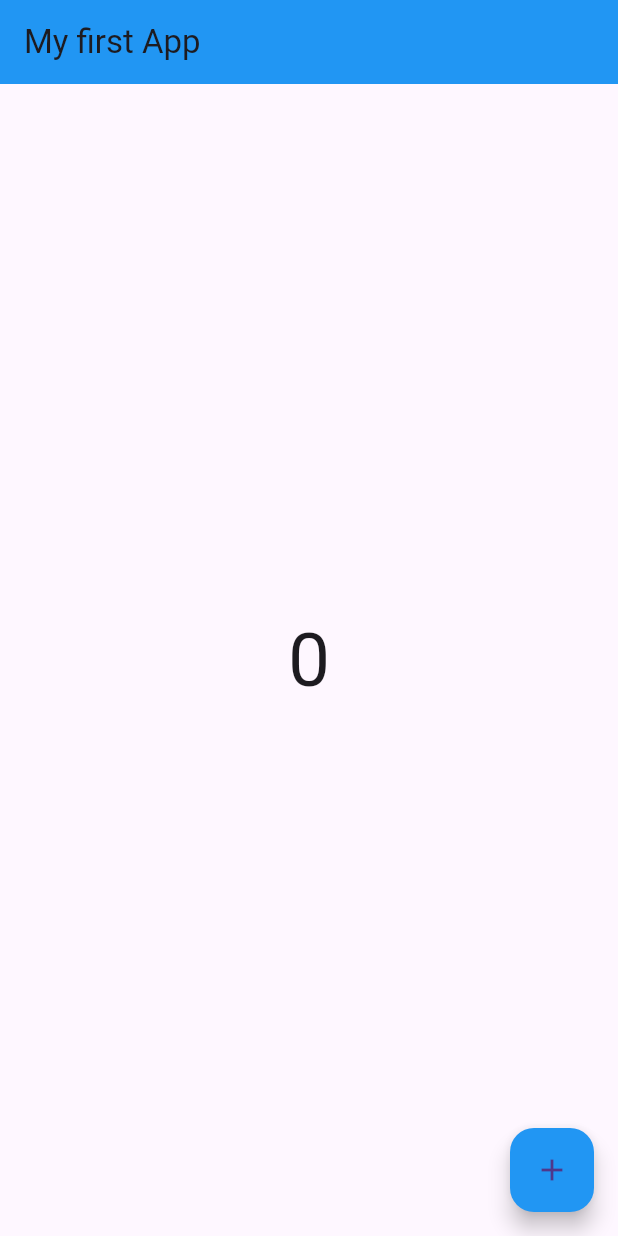
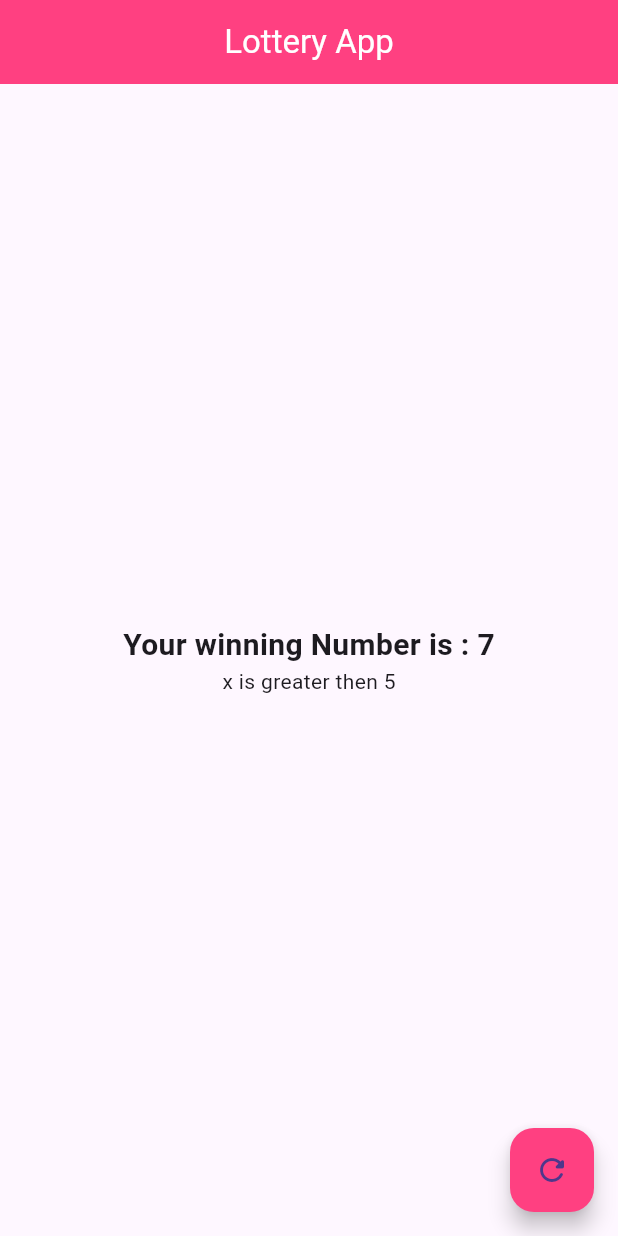
Before and after one commit to Salman-Dev336/Lottery_App_flutter, a Flutter app: the screen it shows after launch, on a phone screen of 412 x 824 dp. Run offline on Flutter 3.47's test engine with Material 3 defaults, Android fonts, the phone set to English and light mode, and no system bars.

Commit message:
added app bar for my app

```diff
--- a/lib/main.dart
+++ b/lib/main.dart
@@ -12,7 +12,8 @@ class MyApp extends StatefulWidget {
 }
 
 class _MyAppState extends State<MyApp> {
-  int x = 0;
+  // my lucky number
+  int x = 7;
 
   @override
   Widget build(BuildContext context) {
@@ -20,29 +21,33 @@ class _MyAppState extends State<MyApp> {
       debugShowCheckedModeBanner: false,
       home: Scaffold(
         appBar: AppBar(
-          title: Text('My first App'),
-          backgroundColor: Colors.blue,
+          title: Text('Lottery App',
+            style: TextStyle(
+              color: Colors.white,
+          ),
         ),
-        body: SafeArea(
-            child: Center(
-              child: Text(x.toString(),
-                style: TextStyle(
-                  fontSize: 50,
-                ),),
-            )
+          backgroundColor: Colors.pinkAccent,
+          centerTitle: true,
         ),
-        floatingActionButton: FloatingActionButton(onPressed:
-            () {
-          x++;
-          setState(() {
-
-          });
-          print(x.toString());
+        body: Column(
+          mainAxisAlignment: MainAxisAlignment.center,
+          crossAxisAlignment: CrossAxisAlignment.center,
+          children: [
+            Center(
+              child: Text('Your winning Number is : $x',style: TextStyle(
+                fontSize: 20,
+                fontWeight: FontWeight.bold,
+              ),),
+            ),
+            Text(x>5? 'x is greater then 5': x.toString()),
+          ],
+        ),
+        floatingActionButton: FloatingActionButton(onPressed: (){
         },
-          child: Icon(Icons.add),
-          backgroundColor: Colors.blue,
+          child: Icon(Icons.refresh_rounded),
+          backgroundColor: Colors.pinkAccent,
         ),
-      ),
+      )
     );
   }
 }
```
